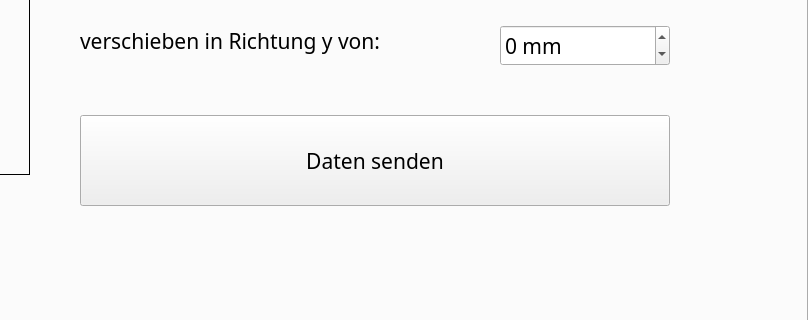
The window that ui_files/MainWindow.ui (Snupai/MultipackParser) describes before a commit, drawn with Qt 5; both pictures show x 472 to 1280 and y 177 to 497 of the 1280 by 720 pixel window.
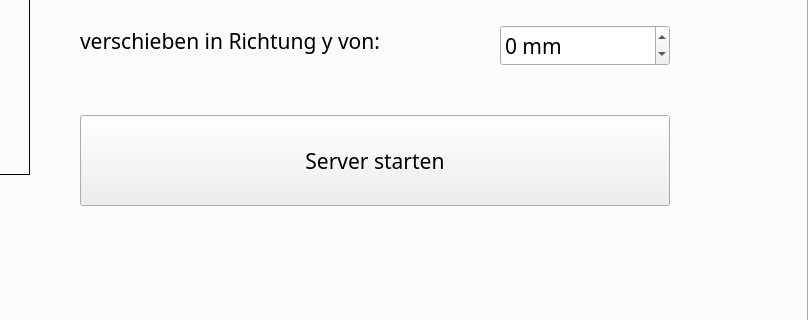
The same window after the commit. The open tabs and pages were chosen to show the change. Icons and pictures are not drawn.

Commit message:
Update button text in MainWindow UI to reflect new functionality
- Changed the button label from "Daten senden" to "Server starten" in both the UI file and the generated Python code to accurately represent the action performed by the button.

```diff
--- a/ui_files/MainWindow.ui
+++ b/ui_files/MainWindow.ui
@@ -1165,7 +1165,7 @@
         <cursorShape>PointingHandCursor</cursorShape>
        </property>
        <property name="text">
-        <string>Daten senden</string>
+        <string>Server starten</string>
        </property>
       </widget>
      </widget>
```
The commit also changes 1 other file.
